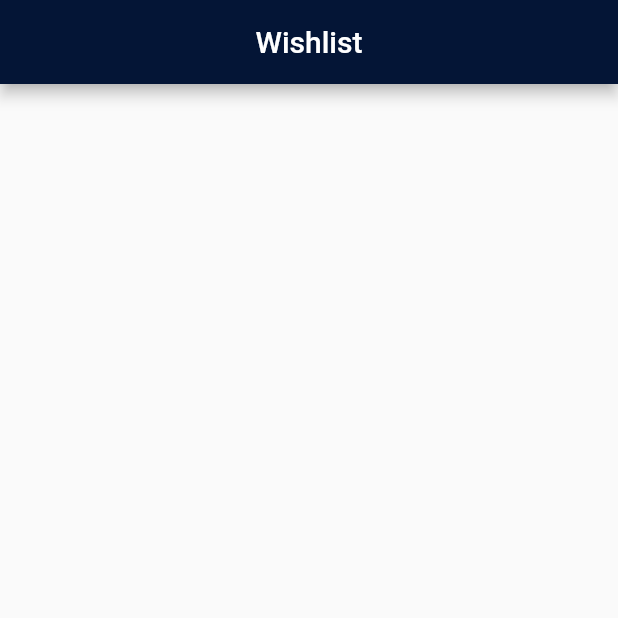
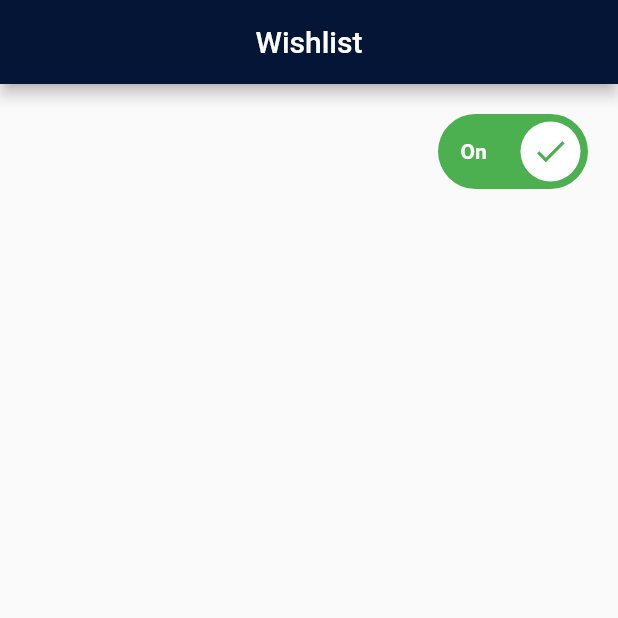
Before and after one commit to puzanadhikari/roomfinder, a Flutter app: the WishlistPage screen opened directly, on a phone screen of 412 x 824 dp, the top half of it. Run offline on Flutter 3.47's test engine with Material 2 defaults, Android fonts, the phone set to English and light mode, and no system bars; drawn by our look-alikes of lite_rolling_switch; our stand-ins replace carousel_slider, cloud_firestore, curved_navigation_bar, file_picker, firebase_auth, firebase_core and 6 more; missing offline and left inert: flutter_facebook_auth, flutter_pdfview; accounts and stored records are empty; network calls fail.

Commit message:
simple changes

```diff
--- a/lib/profilePage.dart
+++ b/lib/profilePage.dart
@@ -2,6 +2,7 @@ import 'package:firebase_auth/firebase_auth.dart';
 import 'package:flutter/material.dart';
 import 'package:meroapp/Constants/styleConsts.dart';
 import 'package:meroapp/splashScreen.dart';
+import 'package:meroapp/wishlistPage.dart';
 
 import 'informationDetail.dart';
 
@@ -86,7 +87,7 @@ class _ProfilePageState extends State<ProfilePage> {
                 title: Text('Wishlist'),
                 trailing: Icon(Icons.chevron_right, color: appBarColor),
                 onTap: () {
-                  // Navigator.push(context, MaterialPageRoute(builder: (context)=>InformationPage()));
+                  Navigator.push(context, MaterialPageRoute(builder: (context)=>WishlistPage()));
                 },
               ),
             ),
--- a/lib/wishlistPage.dart
+++ b/lib/wishlistPage.dart
@@ -1,4 +1,5 @@
 import 'package:flutter/material.dart';
+import 'package:lite_rolling_switch/lite_rolling_switch.dart';
 
 import 'Constants/styleConsts.dart';
 class WishlistPage extends StatefulWidget {
@@ -18,6 +19,33 @@ class _WishlistPageState extends State<WishlistPage> {
         backgroundColor: kThemeColor,
         automaticallyImplyLeading: false,
       ),
+      body: Column(
+        children: [
+          Padding(
+            padding: const EdgeInsets.only(top: 20,right: 20.0),
+            child: Align(
+              alignment: Alignment.topRight,
+              child: LiteRollingSwitch(
+                value: true,
+                width: 100,
+                textOn: 'On',
+                textOff: 'Off',
+                colorOn: Colors.green,
+                colorOff: Colors.red,
+                iconOn: Icons.done,
+                iconOff: Icons.power_settings_new,
+                animationDuration: const Duration(milliseconds: 100),
+                onChanged: (bool state) {
+                  print('turned ${(state) ? 'on' : 'off'}');
+                },
+                onDoubleTap: () {},
+                onSwipe: () {},
+                onTap: () {},
+              ),
+            ),
+          )
+        ],
+      ),
     );
   }
 }
--- a/pubspec.yaml
+++ b/pubspec.yaml
@@ -43,6 +43,8 @@ dependencies:
   pin_code_fields:
   flutter_pdfview:
   curved_navigation_bar:
+  animated_toggle_switch: ^0.8.2
+  lite_rolling_switch: ^1.0.1
   flutter:
     sdk: flutter
 
```
Also changed, not shown: lib/homePage.dart (+9 -1 lines), pubspec.lock.
